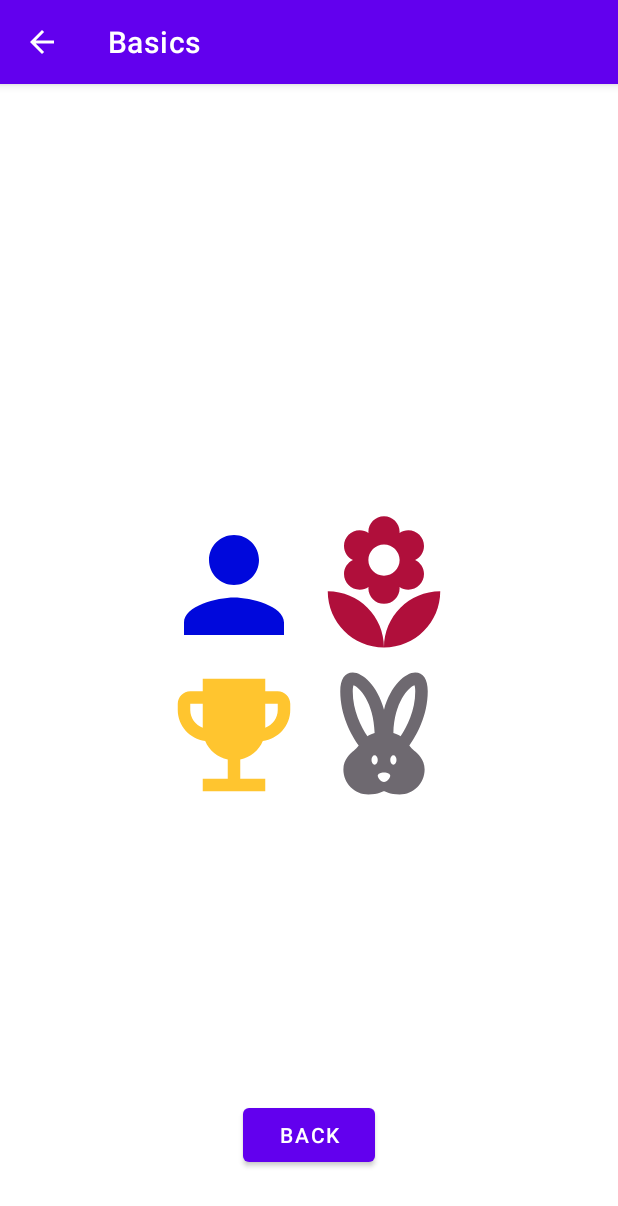
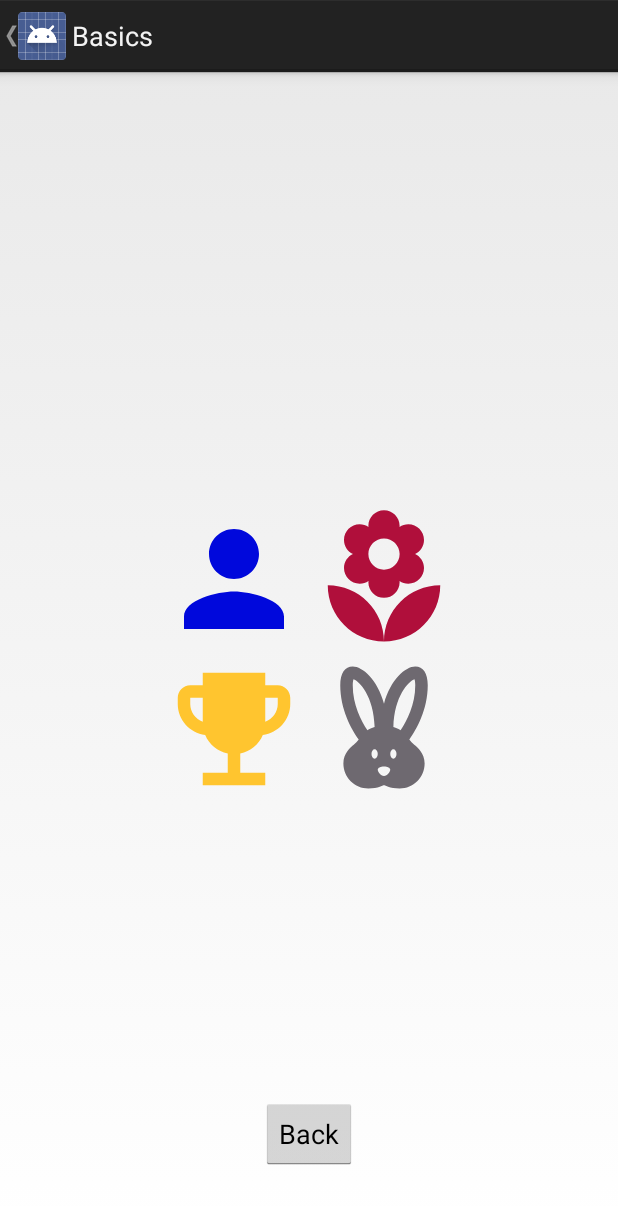
Before and after one commit to Boguslawa-Tlolka/Android_uni_lab, an Android app: the Activity3 screen opened directly, with no data from a screen before it, on a phone screen of 412 x 824 dp. Shown: the top 1206 px of the screen. Run offline under Robolectric (Android 15) with nearby library versions, the phone set to English and light mode, and no system bars.

Commit message:
Change theme

```diff
--- a/android_lab/ex_01_basics/app/src/main/AndroidManifest.xml
+++ b/android_lab/ex_01_basics/app/src/main/AndroidManifest.xml
@@ -11,7 +11,8 @@
         android:theme="@style/Theme.Basics">
         <activity
             android:name=".Activity3"
-            android:parentActivityName=".MainActivity" />
+            android:parentActivityName=".MainActivity"
+            android:theme="@style/MyThemeHolo" />
         <activity
             android:name=".Activity2"
             android:parentActivityName=".MainActivity" />
--- a/android_lab/ex_01_basics/app/src/main/java/com/lab/android/basics/Activity3.kt
+++ b/android_lab/ex_01_basics/app/src/main/java/com/lab/android/basics/Activity3.kt
@@ -1,10 +1,11 @@
 package com.lab.android.basics
 
+import android.app.Activity
 import androidx.appcompat.app.AppCompatActivity
 import android.os.Bundle
 import android.view.View
 
-class Activity3 : AppCompatActivity() {
+class Activity3 : Activity() {
     override fun onCreate(savedInstanceState: Bundle?) {
         super.onCreate(savedInstanceState)
         setContentView(R.layout.activity_3)
--- a/android_lab/ex_01_basics/app/src/main/res/values/themes.xml
+++ b/android_lab/ex_01_basics/app/src/main/res/values/themes.xml
@@ -13,4 +13,6 @@
         <item name="android:statusBarColor" tools:targetApi="l">?attr/colorPrimaryVariant</item>
         <!-- Customize your theme here. -->
     </style>
+    <style name="MyThemeHolo" parent="android:Theme.Holo.Light.DarkActionBar">
+    </style>
 </resources>
```
